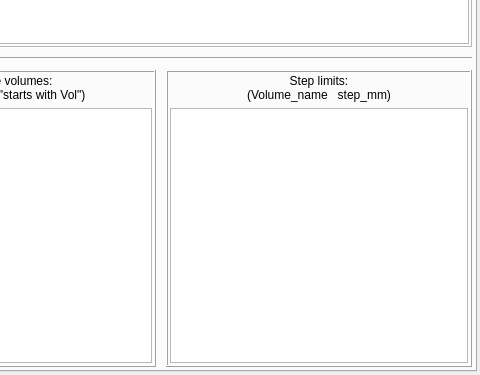
First picture: the form in ants3bundle/src/ants3/gui/particleSim/aparticlesimwin.ui, repository andrmor/ANTS3bundle, before the edit; both pictures show x 159 to 639 and y 359 to 734 of the 639 by 734 pixel window.
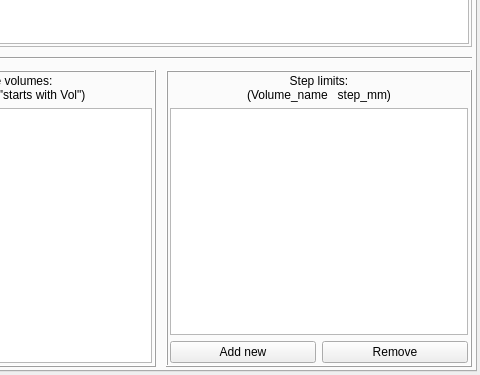
Second picture: the form after the edit. The open tabs and pages were chosen to show the change.

Commit message: refactor step limit gui

```diff
--- a/ants3bundle/src/ants3/gui/particleSim/aparticlesimwin.ui
+++ b/ants3bundle/src/ants3/gui/particleSim/aparticlesimwin.ui
@@ -371,15 +371,28 @@
               </widget>
              </item>
              <item>
-              <widget class="QPlainTextEdit" name="pteStepLimits">
-               <property name="toolTip">
-                <string>Each line configures the maximum tracking step for a volume.
-Format: Volume_name  Step_in_mm</string>
+              <widget class="QListWidget" name="lwStepLimits"/>
+             </item>
+             <item>
+              <layout class="QHBoxLayout" name="horizontalLayout_15">
+               <property name="topMargin">
+                <number>0</number>
                </property>
-               <property name="plainText">
-                <string/>
-               </property>
-              </widget>
+               <item>
+                <widget class="QPushButton" name="pbAddNewStepLimit">
+                 <property name="text">
+                  <string>Add new</string>
+                 </property>
+                </widget>
+               </item>
+               <item>
+                <widget class="QPushButton" name="pbRemoveStepLimit">
+                 <property name="text">
+                  <string>Remove</string>
+                 </property>
+                </widget>
+               </item>
+              </layout>
              </item>
             </layout>
            </widget>
```
Left out of the diff: 2 changed lines with no effect on the pictures. The commit also changes 2 other files.
